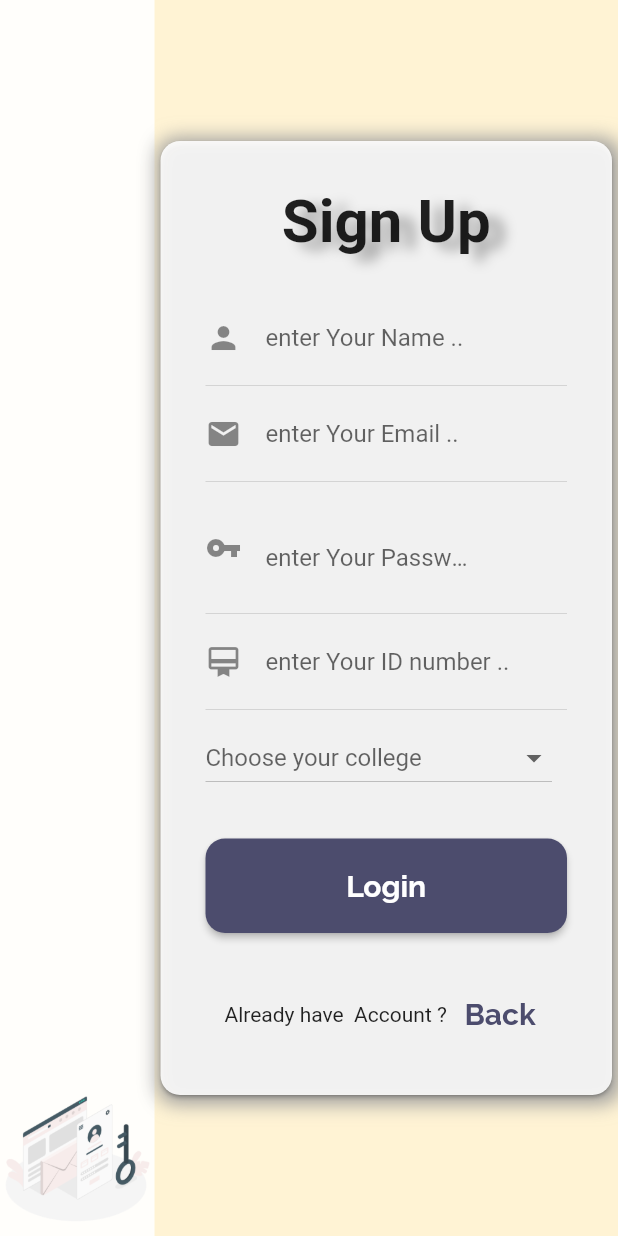
After one commit to ammaragha/azlibrary, a Flutter app: the screen it shows after launch, after a tap on "Login", after a tap on "Sign up", on a phone screen of 412 x 824 dp. The commit adds this screen. Run offline on Flutter 3.47's test engine with Material 2 defaults, Android fonts, the phone set to English and light mode, and no system bars.

Commit message:
last breath

```diff
--- a/lib/dummy/booksDum.dart
+++ b/lib/dummy/booksDum.dart
@@ -21,10 +21,10 @@ List<BookUI> books = [
     avilable: 3,
     auther: "ADAM BASH",
     faculty: 2,
-    block: "a9",
+    block: "a8",
     borrowed: "1",
     closest: "17 - 10 - 2021",
-    column: "1",
+    column: "4",
     row: "2",
   ),
   BookUI(
@@ -32,12 +32,12 @@ List<BookUI> books = [
     name: "Html",
     description: "description",
     avilable: 2,
-    auther: "ADAM BASH",
+    auther: "Robert",
     faculty: 2,
-    block: "a9",
-    borrowed: "1",
+    block: "a2",
+    borrowed: "7",
     closest: "17 - 10 - 2021",
     column: "1",
-    row: "2",
+    row: "4",
   ),
 ];
--- /dev/null
+++ b/lib/dummy/collgDum.dart
@@ -0,0 +1,8 @@
+import 'package:azlibrary/models/ui/collageUI.dart';
+
+List<CollageUI> collgDum = [
+  CollageUI(id: 2, name: "Faculty of Engineering"),
+  CollageUI(id: 3, name: "Faculty of Pharmacy"),
+  CollageUI(id: 4, name: "Faculty of Medacine"),
+  CollageUI(id: 5, name: "Faculty of Math"),
+];
--- a/lib/dummy/libsDum.dart
+++ b/lib/dummy/libsDum.dart
@@ -1,6 +1,6 @@
 import 'package:azlibrary/models/ui/libUI.dart';
 
-List<LibUI> libs = [
+List<LibUI> libsDum = [
   LibUI(id: 1, name: "All libraries"),
   LibUI(id: 2, name: "Faculty of Engineering"),
   LibUI(id: 3, name: "Faculty of Pharmacy"),
--- a/lib/dummy/subjDum.dart
+++ b/lib/dummy/subjDum.dart
@@ -1,10 +1,10 @@
 import 'package:azlibrary/models/ui/subjUI.dart';
 
 List<SubjUI> subjs = [
-  SubjUI(id: 1, name: "math"),
-  SubjUI(id: 2, name: "Scince"),
+  SubjUI(id: 1, name: "Math"),
+  SubjUI(id: 2, name: "Science"),
   SubjUI(id: 3, name: "programing"),
   SubjUI(id: 3, name: "Database"),
-  SubjUI(id: 3, name: "Elctronices"),
+  SubjUI(id: 3, name: "Electronics"),
   SubjUI(id: 3, name: "English"),
 ];
--- /dev/null
+++ b/lib/models/ui/collageUI.dart
@@ -0,0 +1,6 @@
+class CollageUI {
+  final int id;
+  final String name;
+
+  CollageUI({required this.id, required this.name});
+}
--- a/lib/myApp/sideBar.dart
+++ b/lib/myApp/sideBar.dart
@@ -50,9 +50,13 @@ class SideBar extends StatelessWidget {
                     routeName: profile),
                 TileBtn(title: "Phd Thesis", icon: Icons.book, routeName: phd),
                 TileBtn(title: "About us", icon: Icons.info, routeName: about),
+                Divider(
+                  color: Colors.white,
+                  height: 20,
+                ),
                 TileBtn(
-                    title: "Welcome",
-                    icon: Icons.star_border,
+                    title: "Logout",
+                    icon: Icons.arrow_back_rounded,
                     routeName: welcome),
                 // TileBtn(title: "Welcome", icon: Icons.home, routeName: welcome),
               ],
--- a/lib/routes/myRoutes.dart
+++ b/lib/routes/myRoutes.dart
@@ -1,7 +1,7 @@
-//import 'dart:js';
-
 import 'package:azlibrary/screens/Phd.dart';
 import 'package:azlibrary/screens/about.dart';
+import 'package:azlibrary/screens/auth/login.dart';
+import 'package:azlibrary/screens/auth/signup.dart';
 import 'package:azlibrary/screens/profile.dart';
 import 'package:azlibrary/screens/viewbook.dart';
 
@@ -18,12 +18,20 @@ String about = About.route;
 String result = Result.route;
 String viewBook = ViewBook.route;
 
+//-----------------------
+String login = Login.route;
+String sign = Signup.route;
+//-----------------------
+
 Map<String, Widget Function(BuildContext)> myRoutes = {
   welcome: (context) => WelcomeSC(),
   home: (context) => MyHome(),
   result: (context) => Result(),
   viewBook: (context) => ViewBook(),
   profile: (context) => Profile(),
-  phd: (context) => Phd(),
+  phd: (context) => Result(),
   about: (context) => About(),
+  //--------------------------------
+  login: (context) => Login(),
+  sign: (context) => Signup(),
 };
--- /dev/null
+++ b/lib/screens/auth/authApp.dart
@@ -0,0 +1,48 @@
+import 'package:flutter/material.dart';
+
+class AuthApp extends StatefulWidget {
+  final Widget content;
+  AuthApp({required this.content});
+
+  @override
+  _AuthAppState createState() => _AuthAppState();
+}
+
+class _AuthAppState extends State<AuthApp> {
+  @override
+  Widget build(BuildContext context) {
+    return Scaffold(
+      backgroundColor: Theme.of(context).colorScheme.secondary.withOpacity(.4),
+      body: Row(
+        children: [
+          Expanded(
+            flex: 1,
+            child: Container(
+              color: Colors.white.withOpacity(.9),
+              child: Column(
+                mainAxisAlignment: MainAxisAlignment.end,
+                children: [
+                  Container(
+                    child: Image.asset("assets/images/auth.png"),
+                  ),
+                ],
+              ),
+            ),
+          ),
+          Expanded(
+            flex: 3,
+            child: Center(
+              child: Column(
+                mainAxisAlignment: MainAxisAlignment.center,
+                crossAxisAlignment: CrossAxisAlignment.end,
+                children: [
+                  this.widget.content,
+                ],
+              ),
+            ),
+          ),
+        ],
+      ),
+    );
+  }
+}
--- /dev/null
+++ b/lib/screens/auth/login.dart
@@ -0,0 +1,108 @@
+import 'package:azlibrary/routes/myRoutes.dart';
+import 'package:azlibrary/screens/auth/authApp.dart';
+import 'package:flutter/material.dart';
+
+class Login extends StatefulWidget {
+  static String route = "Login";
+  bool _visable = true;
+
+  @override
+  _LoginState createState() => _LoginState();
+}
+
+class _LoginState extends State<Login> {
+  @override
+  Widget build(BuildContext context) {
+    return AuthApp(
+      content: Container(
+        decoration:
+            BoxDecoration(borderRadius: BorderRadius.circular(13), boxShadow: [
+          BoxShadow(color: Colors.grey, offset: Offset(2, 2), blurRadius: 10)
+        ]),
+        width: 500,
+        child: Card(
+          color: Colors.white.withOpacity(.9),
+          shape:
+              RoundedRectangleBorder(borderRadius: BorderRadius.circular(13)),
+          child: Padding(
+            padding: const EdgeInsets.all(30),
+            child: Column(
+              children: [
+                Center(
+                  child: Padding(
+                    padding: const EdgeInsets.only(bottom: 30),
+                    child: Text(
+                      "Login",
+                      style: TextStyle(
+                        fontSize: 40,
+                        fontWeight: FontWeight.bold,
+                        shadows: [
+                          BoxShadow(
+                            color: Colors.grey,
+                            offset: Offset(10, 5),
+                            blurRadius: 10,
+                          ),
+                        ],
+                      ),
+                    ),
+                  ),
+                ),
+                TextField(
+                  decoration: InputDecoration(
+                    hintText: "enter Your Email ..",
+                    icon: Icon(Icons.mail),
+                    border: InputBorder.none,
+                  ),
+                ),
+                Divider(),
+                TextField(
+                  obscureText: widget._visable,
+                  decoration: InputDecoration(
+                    hintText: "enter Your Password ..",
+                    icon: Icon(Icons.vpn_key),
+                    border: InputBorder.none,
+                    suffix: TextButton(
+                      onPressed: () {
+                        setState(() {
+                          widget._visable = !widget._visable;
+                        });
+                      },
+                      child: Icon(Icons.remove_red_eye),
+                    ),
+                  ),
+                ),
+                Container(
+                  padding: EdgeInsets.symmetric(vertical: 30),
+                  width: double.infinity,
+                  child: ElevatedButton(
+                    onPressed: () {
+                      Navigator.of(context).pushReplacementNamed(home);
+                    },
+                    style: ElevatedButton.styleFrom(
+                      padding: EdgeInsets.symmetric(vertical: 20),
+                      shape: RoundedRectangleBorder(
+                        borderRadius: BorderRadius.circular(13),
+                      ),
+                    ),
+                    child: Text("Login"),
+                  ),
+                ),
+                Row(
+                  mainAxisAlignment: MainAxisAlignment.center,
+                  children: [
+                    Text("Have no Account ? "),
+                    TextButton(
+                        onPressed: () {
+                          Navigator.of(context).pushNamed(sign);
+                        },
+                        child: Text("Sign up"))
+                  ],
+                ),
+              ],
+            ),
+          ),
+        ),
+      ),
+    );
+  }
+}
--- /dev/null
+++ b/lib/screens/auth/signup.dart
@@ -0,0 +1,153 @@
+import 'package:azlibrary/dummy/collgDum.dart';
+import 'package:azlibrary/models/ui/collageUI.dart';
+import 'package:azlibrary/routes/myRoutes.dart';
+import 'package:azlibrary/screens/auth/authApp.dart';
+import 'package:flutter/material.dart';
+
+class Signup extends StatefulWidget {
+  static String route = "sign";
+  List<CollageUI> collgs = collgDum;
+  bool _visable = true;
+
+  var selectedLib = null;
+  @override
+  _SignupState createState() => _SignupState();
+}
+
+class _SignupState extends State<Signup> {
+  @override
+  Widget build(BuildContext context) {
+    return AuthApp(
+      content: Container(
+        decoration:
+            BoxDecoration(borderRadius: BorderRadius.circular(13), boxShadow: [
+          BoxShadow(color: Colors.grey, offset: Offset(2, 2), blurRadius: 10)
+        ]),
+        width: 500,
+        child: Card(
+          color: Colors.white.withOpacity(.9),
+          shape:
+              RoundedRectangleBorder(borderRadius: BorderRadius.circular(13)),
+          child: Padding(
+            padding: const EdgeInsets.all(30),
+            child: Column(
+              children: [
+                Center(
+                  child: Padding(
+                    padding: const EdgeInsets.only(bottom: 30),
+                    child: Text(
+                      "Sign Up",
+                      style: TextStyle(
+                        fontSize: 40,
+                        fontWeight: FontWeight.bold,
+                        shadows: [
+                          BoxShadow(
+                            color: Colors.grey,
+                            offset: Offset(10, 5),
+                            blurRadius: 10,
+                          ),
+                        ],
+                      ),
+                    ),
+                  ),
+                ),
+                TextField(
+                  decoration: InputDecoration(
+                    hintText: "enter Your Name ..",
+                    icon: Icon(Icons.person),
+                    border: InputBorder.none,
+                    fillColor: Colors.red,
+                  ),
+                ),
+                Divider(),
+                TextField(
+                  decoration: InputDecoration(
+                    hintText: "enter Your Email ..",
+                    icon: Icon(Icons.mail),
+                    border: InputBorder.none,
+                  ),
+                ),
+                Divider(),
+                TextField(
+                  obscureText: widget._visable,
+                  decoration: InputDecoration(
+                    hintText: "enter Your Password ..",
+                    icon: Icon(Icons.vpn_key),
+                    border: InputBorder.none,
+                    suffix: TextButton(
+                      onPressed: () {
+                        setState(() {
+                          widget._visable = !widget._visable;
+                        });
+                      },
+                      child: Icon(Icons.remove_red_eye),
+                    ),
+                  ),
+                ),
+                Divider(),
+                TextField(
+                  decoration: InputDecoration(
+                    hintText: "enter Your ID number ..",
+                    icon: Icon(Icons.card_membership),
+                    border: InputBorder.none,
+                  ),
+                ),
+                Divider(),
+                Container(
+                  padding: EdgeInsets.only(right: 10),
+                  child: DropdownButton<String>(
+                    hint: Text("Choose your college"),
+                    value: this.widget.selectedLib, //current value
+                    isExpanded: true,
+                    items: this.widget.collgs.map((e) {
+                      return DropdownMenuItem<String>(
+                        value: e.id.toString(),
+                        child: Text(
+                          e.name,
+                          style: TextStyle(
+                              color: Colors.grey, fontWeight: FontWeight.bold),
+                        ),
+                      );
+                    }).toList(),
+                    onChanged: (newValue) {
+                      setState(() {
+                        this.widget.selectedLib = newValue.toString();
+                      });
+                    },
+                  ),
+                ),
+                Container(
+                  padding: EdgeInsets.symmetric(vertical: 30),
+                  width: double.infinity,
+                  child: ElevatedButton(
+                    onPressed: () {
+                      Navigator.of(context).pushReplacementNamed(home);
+                    },
+                    style: ElevatedButton.styleFrom(
+                      padding: EdgeInsets.symmetric(vertical: 20),
+                      shape: RoundedRectangleBorder(
+                        borderRadius: BorderRadius.circular(13),
+                      ),
+                    ),
+                    child: Text("Login"),
+                  ),
+                ),
+                Row(
+                  mainAxisAlignment: MainAxisAlignment.center,
+                  children: [
+                    Text("Already have  Account ? "),
+                    TextButton(
+                        onPressed: () {
+                          Navigator.pop(context);
+                        },
+                        child: Text("Back"))
+                  ],
+                ),
+              ],
+            ),
+          ),
+        ),
+      ),
+    );
+  }
+}
--- a/lib/screens/home.dart
+++ b/lib/screens/home.dart
@@ -30,7 +30,7 @@ class _MyHomeState extends State<MyHome> {
         //-----------------------------
         //search section
         SearchSection(
-          dropitems: libs,
+          dropitems: libsDum,
         ), //will send all libs here and return APi from main Class
         //----------------------------------------------
         Divider(),
--- a/lib/screens/result.dart
+++ b/lib/screens/result.dart
@@ -26,7 +26,7 @@ class _ResultState extends State<Result> {
         //-----------------------------
         //search section
         SearchSection(
-          dropitems: libs,
+          dropitems: libsDum,
         ), //will send all libs here and return APi from main Class
         //----------------------------------------------
         Divider(),
--- a/lib/screens/viewbook.dart
+++ b/lib/screens/viewbook.dart
@@ -98,7 +98,7 @@ class _ViewBookState extends State<ViewBook> {
                         padding: EdgeInsets.all(8),
                         child: SpanTxt(
                           span: "Borrowed",
-                          content: book.closest,
+                          content: book.borrowed,
                         ),
                       ),
                       //first book will be avilable
--- a/lib/screens/welocmeSC.dart
+++ b/lib/screens/welocmeSC.dart
@@ -117,14 +117,13 @@ class WelcomeSC extends StatelessWidget {
             Row(
               mainAxisAlignment: MainAxisAlignment.center,
               children: [
-                InkBtn(title: "Login", color: ColorType.secondary, route: home),
+                InkBtn(
+                    title: "Login", color: ColorType.secondary, route: login),
                 SizedBox(
                   width: 50,
                 ),
                 InkBtn(
-                    title: "Sign up",
-                    color: ColorType.secondary,
-                    route: "route"),
+                    title: "Sign up", color: ColorType.secondary, route: sign),
               ],
             ),
             //----------------------------------------------------
--- a/lib/widgets/inkBtn.dart
+++ b/lib/widgets/inkBtn.dart
@@ -1,3 +1,4 @@
+import 'package:azlibrary/routes/myRoutes.dart';
 import 'package:flutter/material.dart';
 
 enum ColorType { primary, secondary }
@@ -10,7 +11,10 @@ class InkBtn extends StatelessWidget {
   InkBtn({required this.title, required this.color, required this.route});
 
   moveto(context, routeName) {
-    Navigator.of(context).pushReplacementNamed(routeName);
+    if (routeName == sign)
+      Navigator.of(context).pushNamed(routeName);
+    else
+      Navigator.of(context).pushReplacementNamed(routeName);
   }
 
   @override
--- a/pubspec.yaml
+++ b/pubspec.yaml
@@ -50,6 +50,7 @@ flutter:
     - assets/images/logo.png
     - assets/images/welcome.png
     - assets/images/book.jpg
+    - assets/images/auth.png
 
 
   # An image asset can refer to one or more resolution-specific "variants", see
```
Also changed, not shown: assets/images/auth.png (added).
